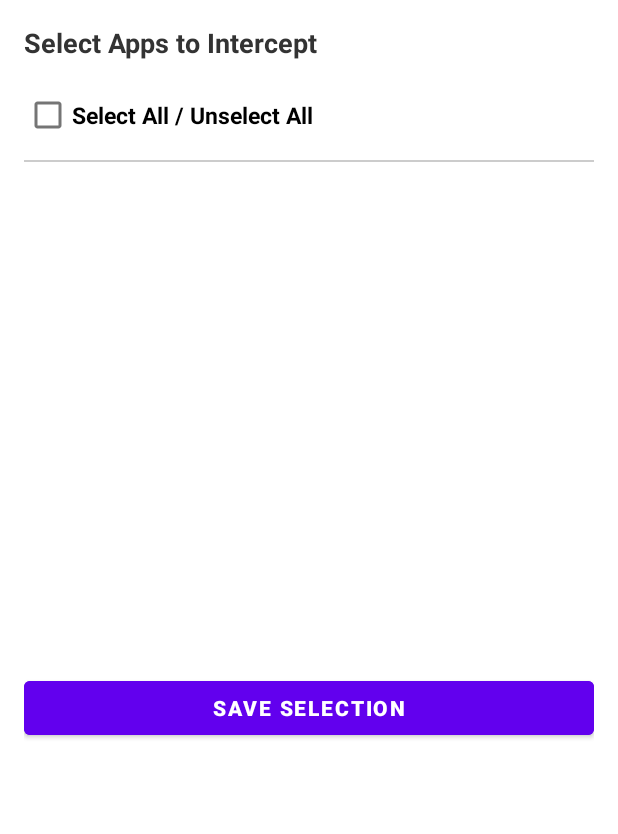
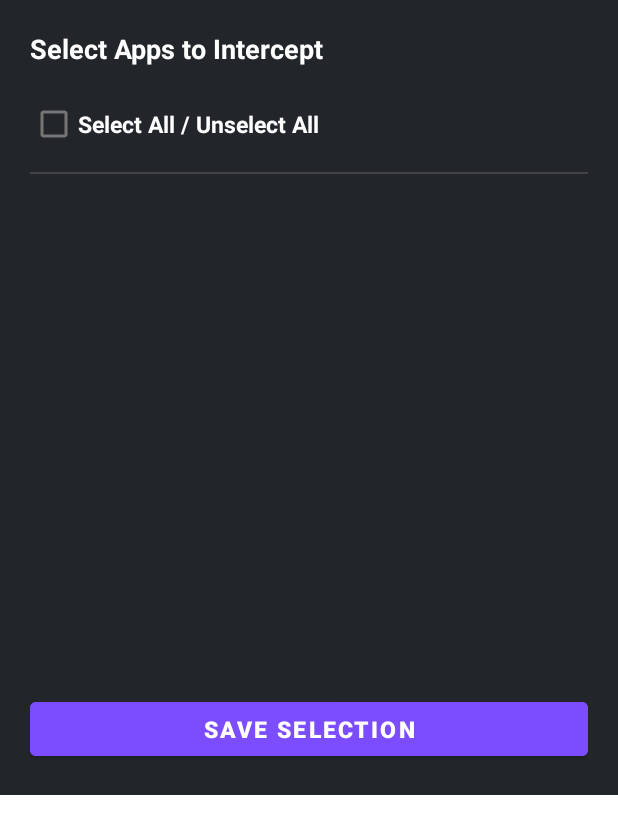
Before and after one commit to no-coder-pro/sms-note, an Android app: the layout dialog_app_picker.xml on its own in the app's theme, with its tools: preview values and no code run, on a phone screen of 412 x 824 dp. Shown: the top 834 px of the screen. Run offline under Robolectric (Android 15) with nearby library versions, the light colour scheme and no system bars.

Commit message:
Update dialog_app_picker.xml

```diff
--- a/app/src/main/res/layout/dialog_app_picker.xml
+++ b/app/src/main/res/layout/dialog_app_picker.xml
@@ -3,7 +3,8 @@
     android:layout_width="match_parent"
     android:layout_height="wrap_content"
     android:orientation="vertical"
-    android:padding="16dp">
+    android:background="#22252A"
+    android:padding="20dp">
 
     <TextView
         android:layout_width="wrap_content"
@@ -11,8 +12,8 @@
         android:text="Select Apps to Intercept"
         android:textSize="18sp"
         android:textStyle="bold"
-        android:textColor="#333333"
-        android:layout_marginBottom="12dp"/>
+        android:textColor="#FFFFFF"
+        android:layout_marginBottom="14dp"/>
 
     <!-- Top Select All / Unselect All Checkbox -->
     <CheckBox
@@ -20,6 +21,7 @@
         android:layout_width="match_parent"
         android:layout_height="wrap_content"
         android:text="Select All / Unselect All"
+        android:textColor="#FFFFFF"
         android:textStyle="bold"
         android:textSize="15sp"
         android:paddingTop="4dp"
@@ -28,9 +30,9 @@
     <View
         android:layout_width="match_parent"
         android:layout_height="1dp"
-        android:background="#CCCCCC"
-        android:layout_marginTop="6dp"
-        android:layout_marginBottom="8dp"/>
+        android:background="#444444"
+        android:layout_marginTop="8dp"
+        android:layout_marginBottom="10dp"/>
 
     <!-- App List -->
     <ListView
@@ -39,15 +41,16 @@
         android:layout_height="320dp"
         android:choiceMode="multipleChoice"/>
 
-    <!-- High-Contrast Prominent Save Button -->
+    <!-- Vibrant High-Contrast Prominent Save Button -->
     <Button
         android:id="@+id/btnSaveAppSelection"
         android:layout_width="match_parent"
         android:layout_height="wrap_content"
         android:text="SAVE SELECTION"
         android:textStyle="bold"
+        android:textSize="15sp"
         android:textColor="#FFFFFF"
-        android:backgroundTint="#6200EE"
-        android:layout_marginTop="12dp"/>
+        android:backgroundTint="#7C4DFF"
+        android:layout_marginTop="16dp"/>
 
 </LinearLayout>
```
